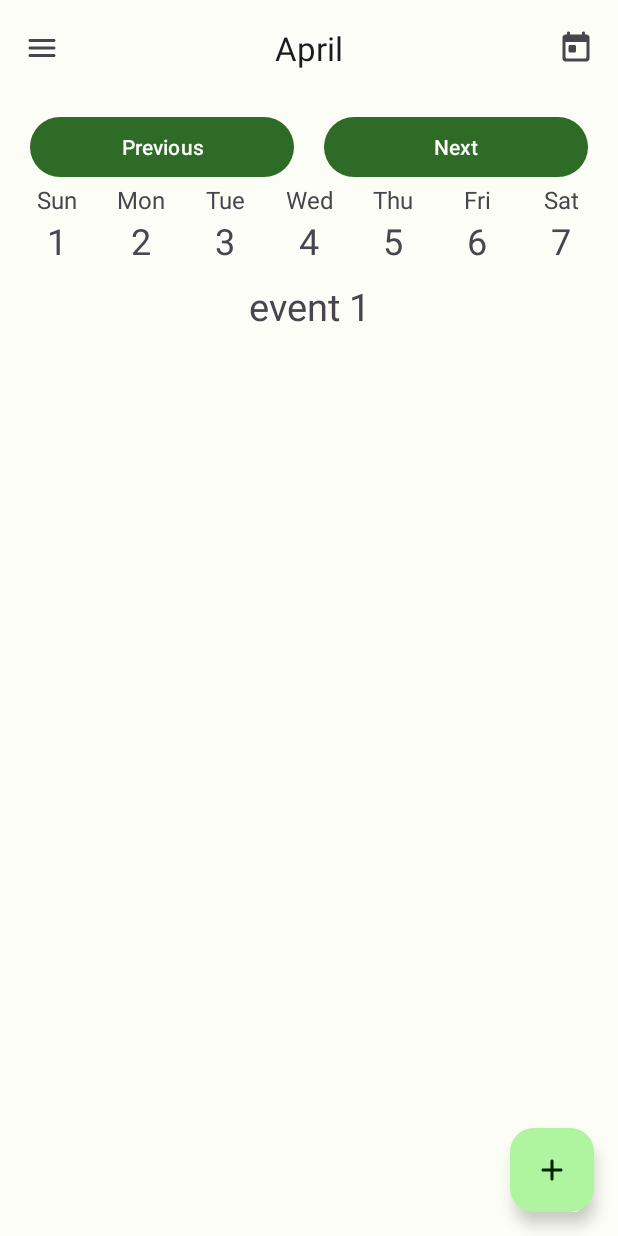
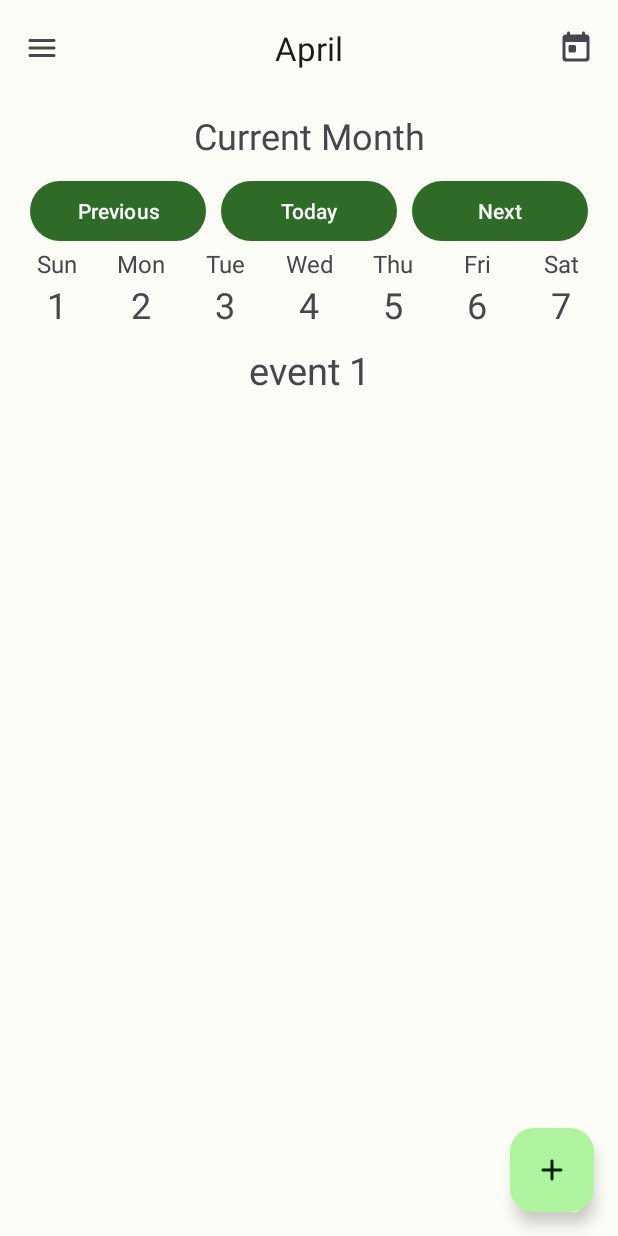
Before and after one commit to Monforton/Project-Inlook, an Android app: the WeekFragment screen opened through its navigation route, on a phone screen of 412 x 824 dp. Run offline under Robolectric (Android 15) with nearby library versions, the phone set to English and light mode, and no system bars; our stand-ins replace Room's generated code.

Commit message:
Fixed merge conflict issues.

```diff
--- a/app/src/main/res/layout/fragment_week.xml
+++ b/app/src/main/res/layout/fragment_week.xml
@@ -14,6 +14,13 @@
         android:padding="10dp"
         app:layout_constraintTop_toTopOf="parent">
 
+        <TextView
+            android:layout_width="match_parent"
+            android:layout_height="wrap_content"
+            android:text="Current Month"
+            android:textSize="24sp"
+            android:gravity="center"
+            android:layout_marginBottom="10dp"/>
 
         <LinearLayout
             android:layout_width="match_parent"
@@ -26,6 +33,13 @@
                 android:layout_weight="1"
                 android:text="Previous"
                 android:layout_marginHorizontal="10dp"/>
+
+            <Button
+                android:id="@+id/today_btn"
+                android:layout_width="0dp"
+                android:layout_height="wrap_content"
+                android:layout_weight="1"
+                android:text="Today"/>
 
             <Button
                 android:id="@+id/next_week_btn"
```
